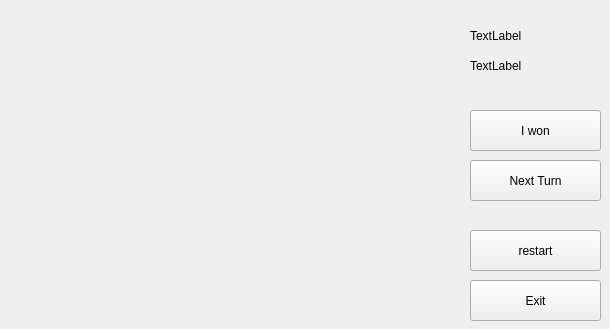
Old version of the form client/quartowindow.ui in the repository dluschan/Coridor.
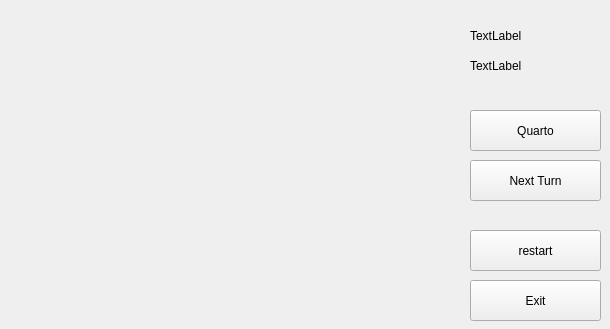
New version of the form.

Commit message: Quarto is playable now too! (still got choosing host as firstPlayer bug)

```diff
--- a/client/quartowindow.ui
+++ b/client/quartowindow.ui
@@ -62,7 +62,7 @@
     </rect>
    </property>
    <property name="text">
-    <string>I won</string>
+    <string>Quarto</string>
    </property>
   </widget>
   <widget class="QPushButton" name="start">
```
The commit also changes 19 other files.
